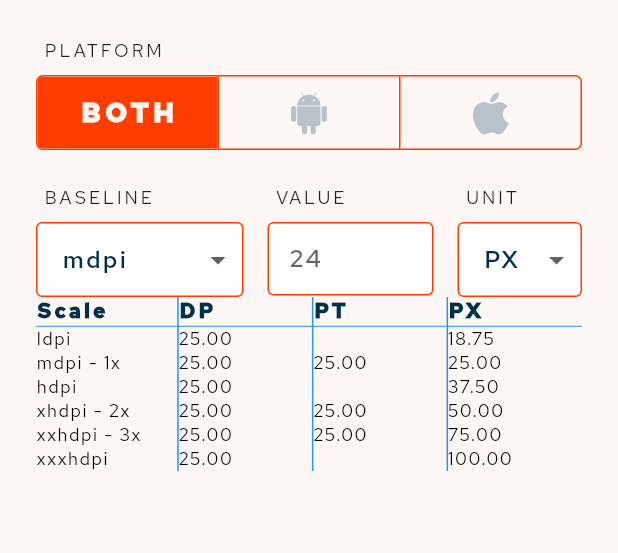
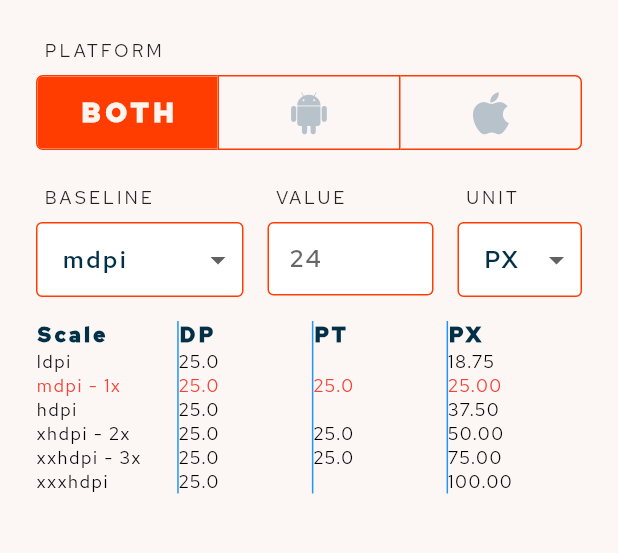
Before and after one commit to FutureGrit/scale-factor, a Flutter app: the screen it shows after launch, on a phone screen of 412 x 824 dp, the part 132-685 px from its top. Run offline on Flutter 3.47's test engine with Material 2 defaults, Android fonts, the phone set to English and light mode, and no system bars.

Commit message:
:alembic: Experiment with resutl table ui design
 This commit has a lot bad code for experimenting on table ui design. This may cause errors.

```diff
--- /dev/null
+++ b/lib/enums/platform.dart
@@ -0,0 +1 @@
+enum Platform { Both, Android, iOS }
--- /dev/null
+++ b/lib/models/row.dart
@@ -0,0 +1,12 @@
+import 'package:flutter/material.dart';
+
+class CustomRow {
+  String scaleType;
+  String dp;
+  String pt;
+  String px;
+  //TODO: isSelected for highlight row text
+  bool isSelected;
+
+  CustomRow({@required this.scaleType, this.dp, this.pt, this.px});
+}
--- a/lib/ui/views/home_view.dart
+++ b/lib/ui/views/home_view.dart
@@ -1,10 +1,10 @@
 import 'package:flutter/material.dart';
+import 'package:scale_factor/enums/platform.dart';
 
 import 'package:scale_factor/ui/widgets/baseline_value_unit.dart';
 import 'package:scale_factor/ui/widgets/custom_app_bar.dart';
-import 'package:scale_factor/ui/widgets/custom_table.dart';
-import 'package:scale_factor/ui/widgets/output_table.dart';
 import 'package:scale_factor/ui/widgets/platform_type.dart';
+import 'package:scale_factor/ui/widgets/tables/table.dart';
 import 'package:scale_factor/utils/ui_utils.dart';
 
 class HomeView extends StatelessWidget {
@@ -16,9 +16,12 @@ class HomeView extends StatelessWidget {
         preferredSize: Size.fromHeight(106.0),
         child: CustomAppBar(),
       ),
-      body: Container(
+      body: SingleChildScrollView(
+        scrollDirection: Axis.vertical,
+        child: Container(
           padding: EdgeInsets.symmetric(
-            horizontal: horizontalPaddingLarge, vertical: verticalPaddingSmall),
+              horizontal: horizontalPaddingLarge,
+              vertical: verticalPaddingSmall),
           width: double.infinity,
           child: Column(
             crossAxisAlignment: CrossAxisAlignment.start,
@@ -26,12 +29,14 @@ class HomeView extends StatelessWidget {
               PlatformType(),
               verticalSpaceLarge,
               BaselineValueUnit(),
-            //OutputTable()
-            CustomTable()
+              TableType(
+                platform: Platform.Android,
+              )
             ],
           ),
           // TODO 2: Create output section
         ),
+      ),
     );
   }
 }
--- a/lib/ui/widgets/custom_table.dart
+++ b/lib/ui/widgets/custom_table.dart
@@ -1,4 +1,6 @@
+import 'package:flutter/cupertino.dart';
 import 'package:flutter/material.dart';
+import 'package:scale_factor/ui/widgets/table_data_cell.dart';
 import 'package:scale_factor/utils/shared_styles.dart';
 
 class CustomTable extends StatelessWidget {
@@ -7,6 +9,7 @@ class CustomTable extends StatelessWidget {
   Widget build(BuildContext context) {
     return Center(
       child: Column(
+        mainAxisAlignment: MainAxisAlignment.center,
         crossAxisAlignment: CrossAxisAlignment.stretch,
         children: <Widget>[
           Table(
@@ -19,7 +22,7 @@ class CustomTable extends StatelessWidget {
             children: [
               TableRow(
                 children: [
-                  Text('Scale', style: tableHeaderStyle),
+                  Center(child: Text('Scale', style: tableHeaderStyle)),
                   Text('DP', style: tableHeaderStyle),
                   Text('PT', style: tableHeaderStyle),
                   Text('PX', style: tableHeaderStyle)
@@ -47,27 +50,27 @@ class CustomTable extends StatelessWidget {
               ]),
 
               // ldpi
-              TableRow(children: [
-                TableCell(
-                  verticalAlignment: TableCellVerticalAlignment.middle,
-                  child: Text(
-                    'ldpi',
-                    style: tableTextStyle,
-                  ),
-                ),
-                Text(
-                  '25.00',
-                  style: tableTextStyle,
-                ),
-                Text(
-                  '',
-                  style: tableTextStyle,
-                ),
-                Text(
-                  '18.75',
-                  style: tableTextStyle,
-                ),
-              ]),
+              TableRow(
+                  decoration: 'ONE' == 'ONE'
+                      ? BoxDecoration(
+                          color: Colors.pinkAccent,
+                          borderRadius: BorderRadius.circular(5))
+                      : null,
+                  children: [
+                    TableDataCell(
+                      value: 'ldpi6',
+                      alignment: Alignment.centerLeft,
+                    ),
+                    TableDataCell(
+                      value: '25.00',
+                    ),
+                    TableDataCell(
+                      value: '',
+                    ),
+                    TableDataCell(
+                      value: '18.75',
+                    ),
+                  ]),
 
               // mdpi
               TableRow(children: [
--- /dev/null
+++ b/lib/ui/widgets/tables/android_platform_table.dart
@@ -0,0 +1,157 @@
+// TODO: Create table for android only: remove PT and
+// update rows first cell text(remove 1x, 2x and 3x)
+
+import 'package:flutter/material.dart';
+import 'package:scale_factor/models/row.dart';
+import 'package:scale_factor/ui/widgets/table_data_cell.dart';
+import 'package:scale_factor/utils/shared_styles.dart';
+
+class AndroidPlatformTable extends StatelessWidget {
+  AndroidPlatformTable({@required this.value});
+
+  final double value;
+  final List header = ['Scale', 'DP', 'PT', 'PX'];
+
+  @override
+  Widget build(BuildContext context) {
+    int selectedRow = 1;
+    List<CustomRow> customRows = [
+      // ldpi
+      CustomRow(
+        scaleType: 'ldpi',
+        dp: '$value',
+        pt: '',
+        px: convertValue(factor: .75),
+      ),
+
+      // mdpi
+      CustomRow(
+        scaleType: 'mdpi - 1x',
+        dp: '$value',
+        pt: '$value',
+        px: convertValue(factor: 1.0),
+      ),
+
+      // hdpi
+      CustomRow(
+        scaleType: 'hdpi',
+        dp: '$value',
+        pt: '',
+        px: convertValue(factor: 1.50),
+      ),
+
+      // xhdpi
+      CustomRow(
+        scaleType: 'xhdpi - 2x',
+        dp: '$value',
+        pt: '$value',
+        px: convertValue(factor: 2.0),
+      ),
+
+      // xxhdpi
+      CustomRow(
+        scaleType: 'xxhdpi - 3x',
+        dp: '$value',
+        pt: '$value',
+        px: convertValue(factor: 3.0),
+      ),
+
+      // xxxhdpi
+      CustomRow(
+        scaleType: 'xxxhdpi',
+        dp: '$value',
+        pt: '',
+        px: convertValue(factor: 4.0),
+      )
+    ];
+
+    return Container(
+      //color: Colors.yellow,
+      margin: EdgeInsets.only(top: 16.0),
+      child: Column(
+        crossAxisAlignment: CrossAxisAlignment.stretch,
+        children: [
+          Table(
+            border: TableBorder(
+              verticalInside: BorderSide(
+                  width: 1, color: Colors.blue, style: BorderStyle.solid),
+            ),
+            columnWidths: {0: FractionColumnWidth(0.26)},
+            defaultVerticalAlignment: TableCellVerticalAlignment.middle,
+            children: [
+              // Table headers
+              TableRow(
+                children: header
+                    .map((columnTitle) => Text(
+                          columnTitle,
+                          style: tableHeaderStyle,
+                        ))
+                    .toList(),
+              ),
+
+              for (int i = 0; i < customRows.length; i++)
+                getRow(row: customRows[i], currentIndex: i),
+              // TableRow(children: [
+              //   Text(customRows[i].scaleType),
+              //   Text(customRows[i].dp),
+              //   Text(customRows[i].pt),
+              //   Text(customRows[i].px),
+              //]),
+
+              // Row create type 2
+              // for (CustomRow row in customRows)
+              //   TableRow(children: [
+              //     Text(row.scaleType),
+              //     Text(row.dp),
+              //     Text(row.pt),
+              //     Text(row.px),
+              //   ]),
+              //
+              // // Row create type 3
+              // // Table Rows
+              // ...customRows
+              //     .map(
+              //       (row) => TableRow(
+              //         //TODO: selected:
+              //         children: [
+              //           TableDataCell(
+              //             value: row.scaleType,
+              //             alignment: Alignment.centerLeft,
+              //           ),
+              //           //Text(row.scaleType, style: tableTextStyle),
+              //           Text(row.dp, style: tableTextStyle),
+              //           Text(row.pt, style: tableTextStyle),
+              //           Text(row.px, style: tableTextStyle),
+              //         ],
+              //       ),
+              //     )
+              //     .toList(),
+            ],
+          ),
+        ],
+      ),
+    );
+  }
+
+  String convertValue({@required double factor}) {
+    return (value * factor).toStringAsFixed(2);
+  }
+
+  TableRow getRow({@required CustomRow row, int currentIndex = 0}) {
+    int selectedIndex = 1;
+    TextStyle textStyle = tableTextStyle;
+
+    if (currentIndex == selectedIndex) {
+      textStyle = tableTextStyle.copyWith(color: Colors.red);
+    }
+    return TableRow(children: [
+      Text(row.scaleType, style: textStyle),
+      Text(row.dp, style: textStyle),
+      Text(row.pt, style: textStyle),
+      Text(
+        row.px,
+        style: textStyle,
+      ),
+    ]);
+  }
+}
--- /dev/null
+++ b/lib/ui/widgets/tables/table.dart
@@ -0,0 +1,28 @@
+import 'package:flutter/material.dart';
+import 'package:scale_factor/enums/platform.dart';
+import 'package:scale_factor/ui/widgets/tables/android_platform_table.dart';
+import 'package:scale_factor/ui/widgets/tables/both_platform_table.dart';
+
+class TableType extends StatelessWidget {
+  TableType({@required this.platform});
+
+  final Platform platform;
+
+  @override
+  Widget build(BuildContext context) {
+    if (Platform.Both == platform) {
+      return BothPlatformTable(
+        value: 25.0,
+      );
+    } else if (Platform.Android == platform) {
+      return AndroidPlatformTable(
+        value: 25.0,
+      );
+    }
+    // TODO: set condition for Android and iOS table
+    return Container(
+      color: Colors.yellow,
+      height: 200,
+    );
+  }
+}
```
Also changed, not shown: lib/ui/widgets/output_table.dart (+11 -9 lines), lib/ui/widgets/table_data_cell.dart (added, +26 -0 lines), lib/ui/widgets/tables/both_platform_table.dart (added, +114 -0 lines), lib/utils/shared_styles.dart (+8 -1 lines), lib/ui/widgets/tables/ios_platform_table.dart (added). Lines whose indentation alone changed are shown as unchanged.
